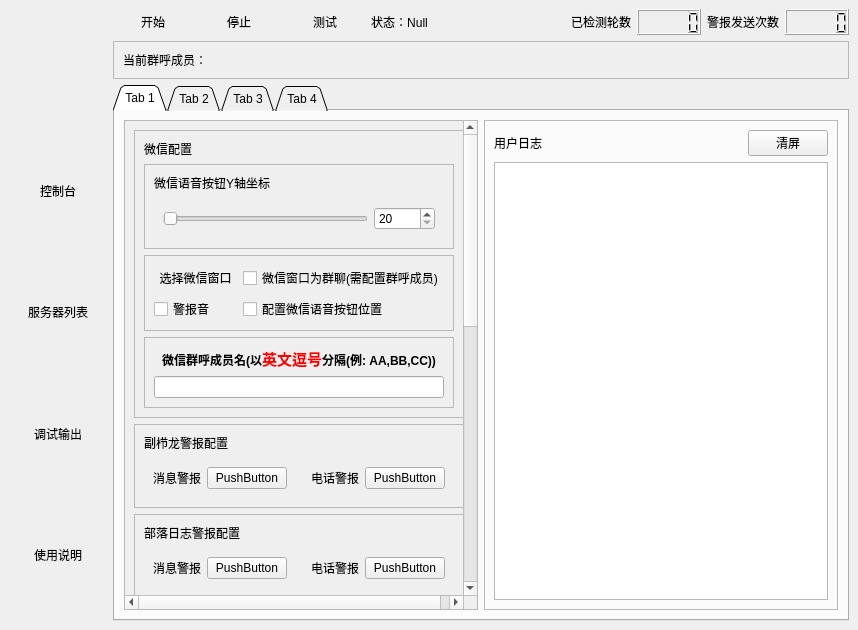
K1ngSY/Ark_Alarm_V2, file dashboard.ui: the form before one commit.
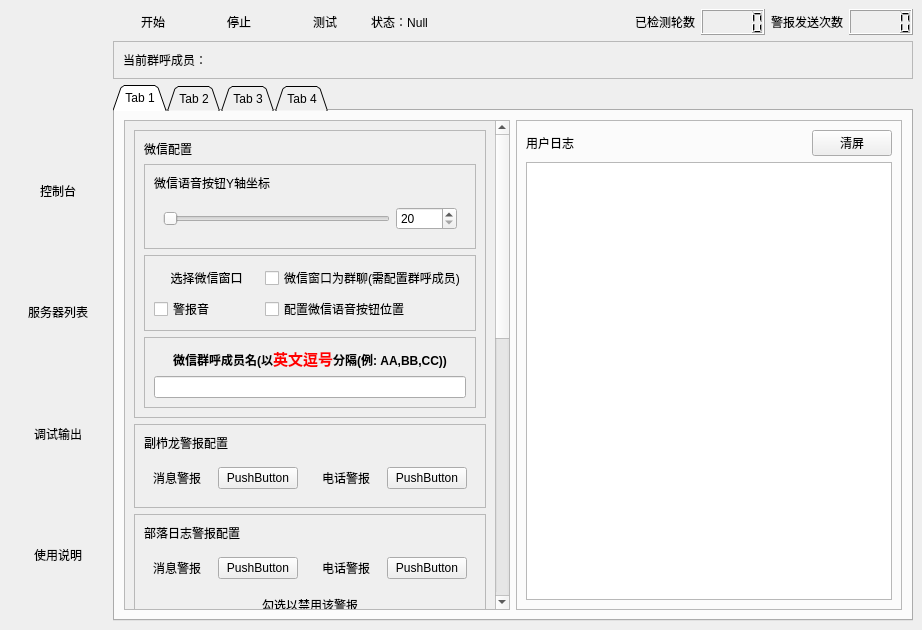
The form after the commit. Icons and pictures are not drawn. Custom widgets are drawn as their Qt base class.

Commit message: Optimize the size

```diff
--- a/dashboard.ui
+++ b/dashboard.ui
@@ -6,7 +6,7 @@
    <rect>
     <x>0</x>
     <y>0</y>
-    <width>858</width>
+    <width>922</width>
     <height>630</height>
    </rect>
   </property>
@@ -288,7 +288,7 @@
              <property name="geometry">
               <rect>
                <x>0</x>
-               <y>-510</y>
+               <y>-496</y>
                <width>369</width>
                <height>984</height>
               </rect>
```
Left out of the diff: 20 changed lines with no effect on the pictures.
